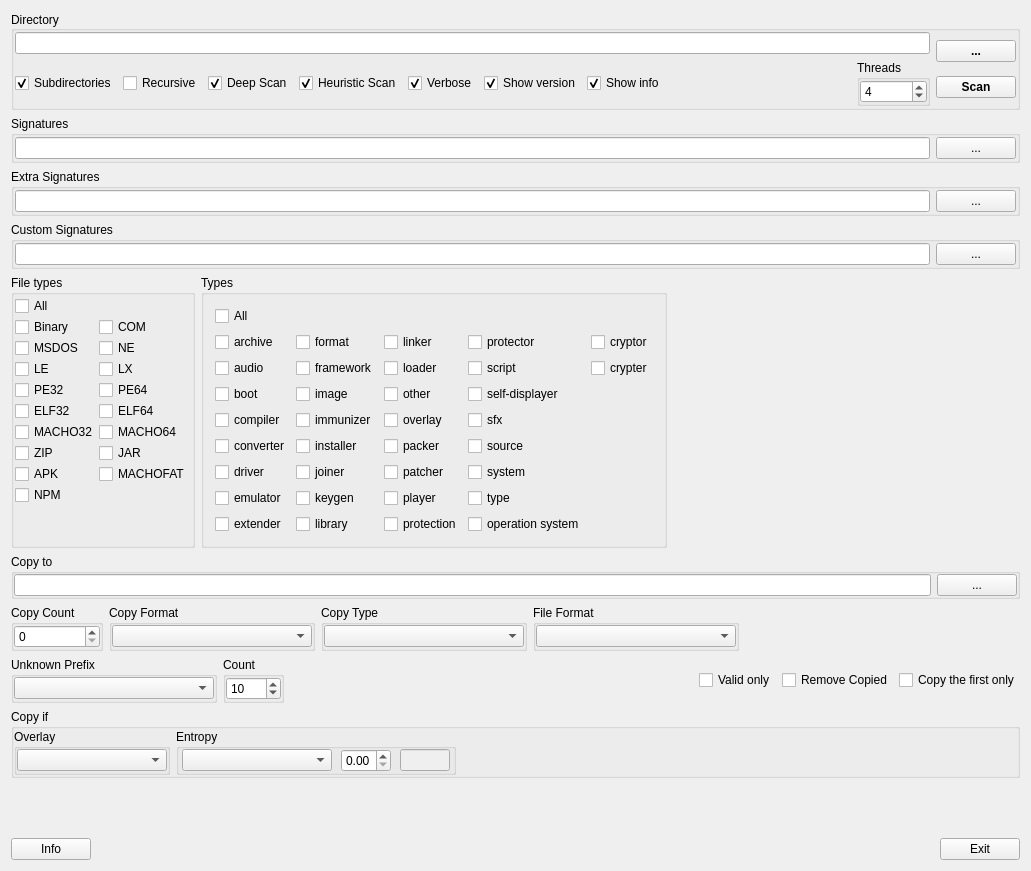
First picture: the form in gui_source/guimainwindow.ui, repository horsicq/DIE-sort, before the edit.
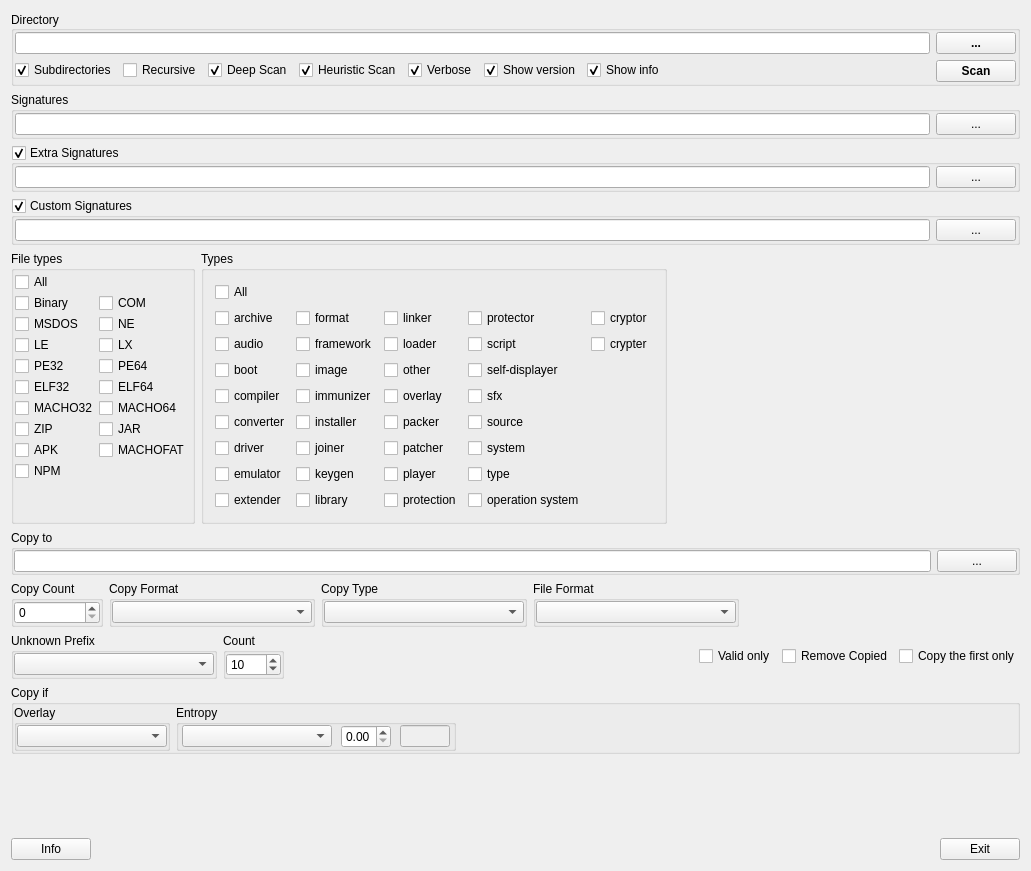
Second picture: the form after the edit.

What changed in the file:
```diff
--- a/gui_source/guimainwindow.ui
+++ b/gui_source/guimainwindow.ui
@@ -126,43 +126,6 @@
              </property>
             </spacer>
            </item>
-           <item>
-            <widget class="QGroupBox" name="groupBoxThreads">
-             <property name="title">
-              <string>Threads</string>
-             </property>
-             <layout class="QVBoxLayout" name="verticalLayout_15">
-              <property name="spacing">
-               <number>0</number>
-              </property>
-              <property name="leftMargin">
-               <number>0</number>
-              </property>
-              <property name="topMargin">
-               <number>0</number>
-              </property>
-              <property name="rightMargin">
-               <number>0</number>
-              </property>
-              <property name="bottomMargin">
-               <number>0</number>
-              </property>
-              <item>
-               <widget class="QSpinBox" name="spinBoxThreads">
-                <property name="minimum">
-                 <number>1</number>
-                </property>
-                <property name="maximum">
-                 <number>8</number>
-                </property>
-                <property name="value">
-                 <number>4</number>
-                </property>
-               </widget>
-              </item>
-             </layout>
-            </widget>
-           </item>
           </layout>
          </item>
         </layout>
@@ -238,6 +201,9 @@
       <property name="title">
        <string>Extra Signatures</string>
       </property>
+      <property name="checkable">
+       <bool>true</bool>
+      </property>
       <layout class="QHBoxLayout" name="horizontalLayout_15">
        <property name="leftMargin">
         <number>1</number>
@@ -273,6 +239,9 @@
       <property name="title">
        <string>Custom Signatures</string>
       </property>
+      <property name="checkable">
+       <bool>true</bool>
+      </property>
       <layout class="QHBoxLayout" name="horizontalLayout_13">
        <property name="leftMargin">
         <number>1</number>
```
